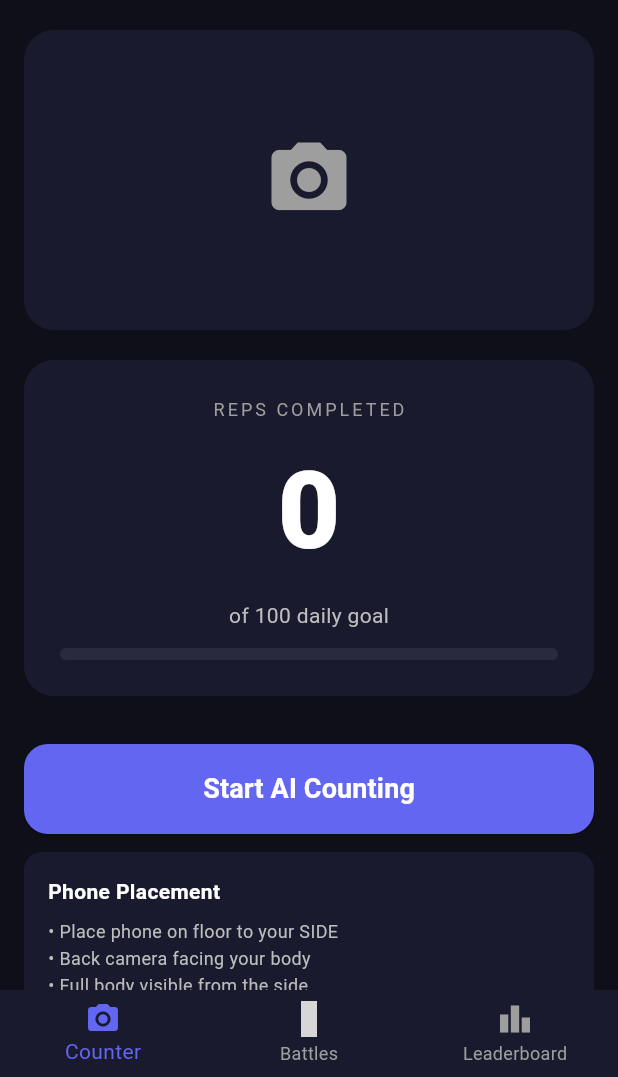
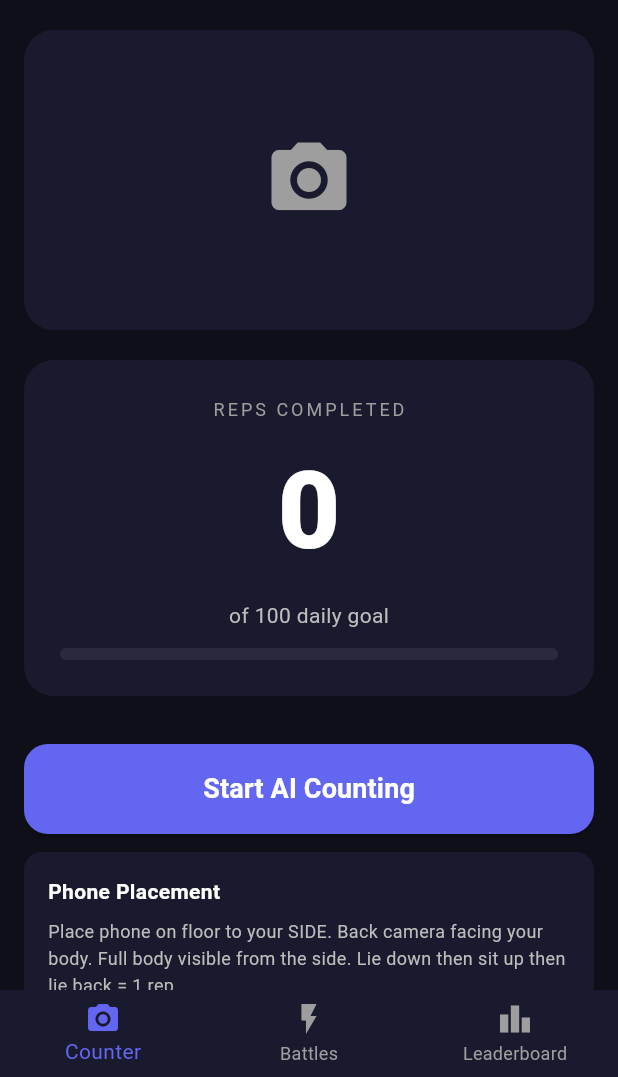
Before and after one commit to Dharmamukunthan/situp-challenge-app, a Flutter app: the DashboardScreen screen opened directly, after a tap on "Start AI Counting", after a tap on "End Session", after a tap on the "logout" icon, on a phone screen of 412 x 824 dp, the part 159-1236 px from its top. Run offline on Flutter 3.47's test engine with Material 3 defaults, Android fonts, the phone set to English and light mode, and no system bars; our stand-ins replace camera, shared_preferences; missing offline and left inert: google_mlkit_pose_detection; accounts and stored records are empty; network calls fail; grey boxes are pictures that could not be loaded.

Commit message:
Freebuff: Check for bugs and cache deeply so i won't able to fail i...

```diff
--- a/flutter_app/lib/screens/auth_screen.dart
+++ b/flutter_app/lib/screens/auth_screen.dart
@@ -11,7 +11,6 @@ class AuthScreen extends StatefulWidget {
 
 class _AuthScreenState extends State<AuthScreen> {
   final _usernameController = TextEditingController();
-  final _emailController = TextEditingController();
   bool _isLoading = false;
   String? _error;
 
@@ -73,7 +72,7 @@ class _AuthScreenState extends State<AuthScreen> {
                 width: 80,
                 height: 80,
                 decoration: BoxDecoration(
-                  color: const Color(0xFF6366F1).withOpacity(0.1),
+                  color: const Color(0xFF6366F1).withAlpha(26),
                   borderRadius: BorderRadius.circular(20),
                 ),
                 child: const Icon(Icons.fitness_center, size: 40, color: Color(0xFF6366F1)),
--- a/flutter_app/lib/screens/dashboard_screen.dart
+++ b/flutter_app/lib/screens/dashboard_screen.dart
@@ -75,7 +75,7 @@ class _DashboardScreenState extends State<DashboardScreen> {
         type: BottomNavigationBarType.fixed,
         items: const [
           BottomNavigationBarItem(icon: Icon(Icons.camera_alt), label: "Counter"),
-          BottomNavigationBarItem(icon: Icon(Icons.swords), label: "Battles"),
+          BottomNavigationBarItem(icon: Icon(Icons.flash_on), label: "Battles"),
           BottomNavigationBarItem(icon: Icon(Icons.leaderboard), label: "Leaderboard"),
         ],
       ),
@@ -92,7 +92,7 @@ class _BattlesPlaceholder extends StatelessWidget {
       child: Column(
         mainAxisAlignment: MainAxisAlignment.center,
         children: [
-          Icon(Icons.swords, size: 60, color: Colors.grey[600]),
+          Icon(Icons.flash_on, size: 60, color: Colors.grey[600]),
           const SizedBox(height: 16),
           Text(
             "Head-to-Head Battles",
--- a/flutter_app/lib/screens/leaderboard_screen.dart
+++ b/flutter_app/lib/screens/leaderboard_screen.dart
@@ -131,7 +131,7 @@ class _LeaderboardScreenState extends State<LeaderboardScreen> {
                                 width: 36,
                                 height: 36,
                                 decoration: BoxDecoration(
-                                  color: _getRankColor(index).withOpacity(0.2),
+                                  color: _getRankColor(index).withAlpha(51),
                                   borderRadius: BorderRadius.circular(18),
                                 ),
                                 child: Center(
--- a/flutter_app/lib/screens/situp_counter.dart
+++ b/flutter_app/lib/screens/situp_counter.dart
@@ -61,7 +61,7 @@ class _SitupCounterScreenState extends State<SitupCounterScreen> {
 
       setState(() {
         _isCameraInitialized = true;
-        _status = "Camera ready — lie down to start";
+        _status = "Camera ready - lie down to start";
       });
     } catch (e) {
       setState(() => _status = "Camera error: $e");
@@ -113,9 +113,9 @@ class _SitupCounterScreenState extends State<SitupCounterScreen> {
           });
         } else {
           if (angle > SitupDetector.lyingAngle) {
-            setState(() => _status = "LYING — Sit up!");
+            setState(() => _status = "LYING - Sit up!");
           } else if (angle < SitupDetector.sittingAngle) {
-            setState(() => _status = "SITTING — Lie back down!");
+            setState(() => _status = "SITTING - Lie back down!");
           } else {
             setState(() => _status = "Moving...");
           }
@@ -159,7 +159,7 @@ class _SitupCounterScreenState extends State<SitupCounterScreen> {
     _cameraController = null;
     setState(() {
       _isCameraInitialized = false;
-      _status = "Session ended — $_repCount reps";
+      _status = "Session ended - $_repCount reps";
     });
   }
 
@@ -168,7 +168,7 @@ class _SitupCounterScreenState extends State<SitupCounterScreen> {
     setState(() {
       _repCount = 0;
       _currentAngle = 180;
-      _status = "Reset — ready to start";
+      _status = "Reset - ready to start";
       _phaseLabel = "IDLE";
       _confirmProgress = 0;
     });
@@ -204,7 +204,7 @@ class _SitupCounterScreenState extends State<SitupCounterScreen> {
                   height: 300,
                   decoration: BoxDecoration(
                     borderRadius: BorderRadius.circular(20),
-                    border: Border.all(color: angleColor.withOpacity(0.5), width: 2),
+                    border: Border.all(color: angleColor.withAlpha(128), width: 2),
                   ),
                   clipBehavior: Clip.antiAlias,
                   child: Stack(
@@ -215,7 +215,7 @@ class _SitupCounterScreenState extends State<SitupCounterScreen> {
                         child: Container(
                           padding: const EdgeInsets.symmetric(horizontal: 12, vertical: 6),
                           decoration: BoxDecoration(color: Colors.black54, borderRadius: BorderRadius.circular(20)),
-                          child: Text("${_currentAngle.toStringAsFixed(0)}°",
+                          child: Text("${_currentAngle.toStringAsFixed(0)} deg",
                               style: TextStyle(color: angleColor, fontSize: 20, fontWeight: FontWeight.bold)),
                         ),
                       ),
@@ -284,7 +284,7 @@ class _SitupCounterScreenState extends State<SitupCounterScreen> {
                   padding: const EdgeInsets.all(12),
                   decoration: BoxDecoration(color: const Color(0xFF1A1A2E), borderRadius: BorderRadius.circular(12)),
                   child: Text(
-                    "Phase: $_phaseLabel | Confirm: $_confirmProgress/${SitupDetector.confirmFrames} | Angle: ${_currentAngle.toStringAsFixed(0)}°",
+                    "Phase: $_phaseLabel | Confirm: $_confirmProgress/${SitupDetector.confirmFrames} | Angle: ${_currentAngle.toStringAsFixed(0)}",
                     style: const TextStyle(fontSize: 11, color: Colors.grey, fontFamily: 'monospace'),
                   ),
                 ),
@@ -350,7 +350,7 @@ class _SitupCounterScreenState extends State<SitupCounterScreen> {
                     const Text("Phone Placement", style: TextStyle(fontSize: 14, fontWeight: FontWeight.bold, color: Colors.white)),
                     const SizedBox(height: 8),
                     Text(
-                      "• Place phone on floor to your SIDE\n• Back camera facing your body\n• Full body visible from the side\n• Lie down → Sit up → Lie back = 1 rep",
+                      "Place phone on floor to your SIDE. Back camera facing your body. Full body visible from the side. Lie down then sit up then lie back = 1 rep.",
                       style: TextStyle(fontSize: 12, color: Colors.grey[400], height: 1.5),
                     ),
                   ],
--- a/flutter_app/lib/utils/pose_utils.dart
+++ b/flutter_app/lib/utils/pose_utils.dart
@@ -1,4 +1,5 @@
 import 'dart:math';
+import 'dart:ui';
 
 /// Calculate angle between three points (shoulder-hip-knee)
 /// Returns angle in degrees at the middle point (hip)
```
Also changed, not shown: flutter_app/pubspec.yaml (+6 -6 lines), 1 other file.
